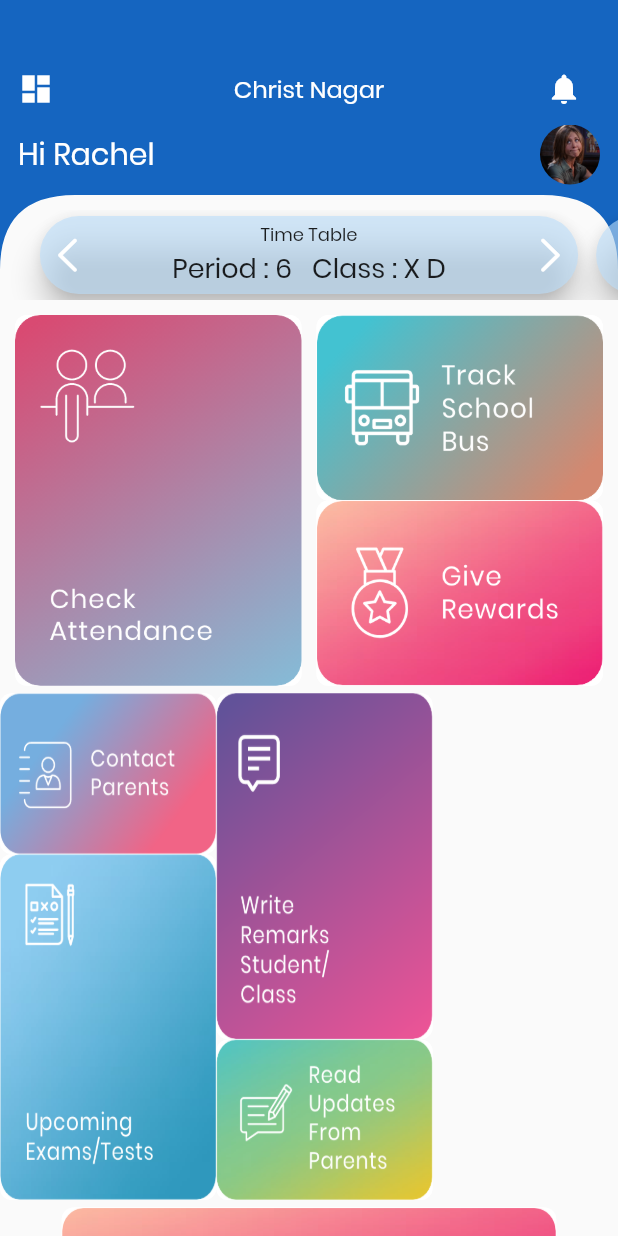
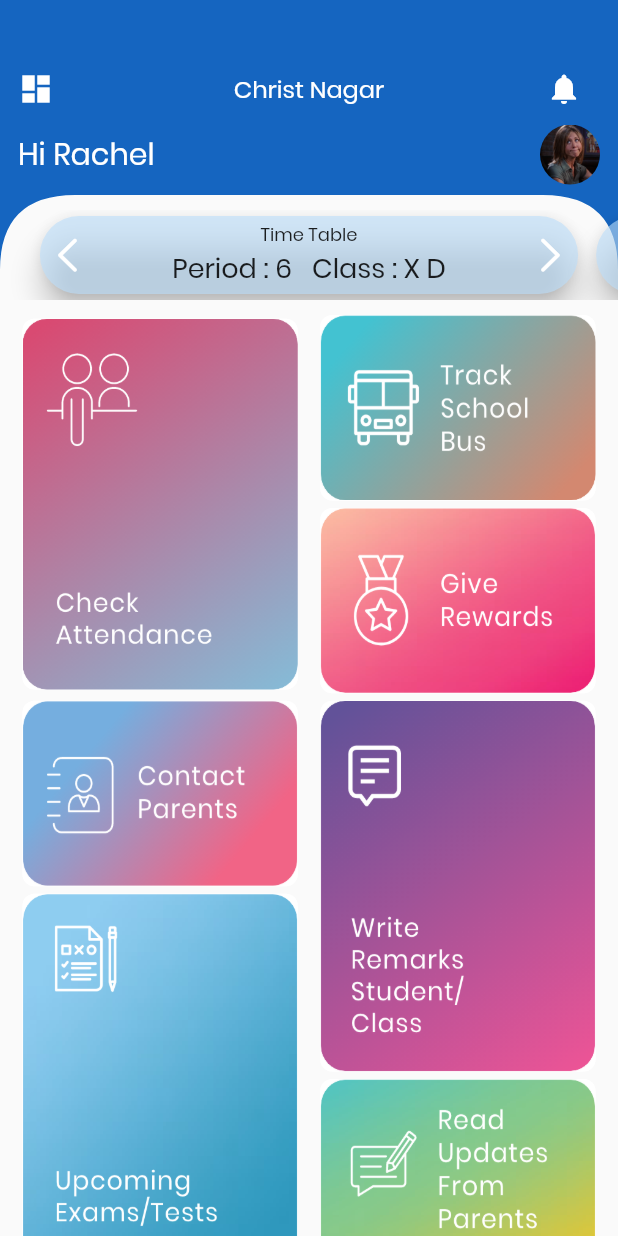
Before and after one commit to jijo0465/teacher_app, a Flutter app: the HomePage widget shown alone on an empty page, opened directly, on a phone screen of 412 x 824 dp. Run offline on Flutter 3.47's test engine with Material 2 defaults, Android fonts, the phone set to English and light mode, and no system bars; our stand-ins replace flutter_rating_bar, font_awesome_flutter, lite_rolling_switch, shared_preferences; accounts and stored records are empty.

Commit message:
screens completed

```diff
--- a/lib/screens/home_screen.dart
+++ b/lib/screens/home_screen.dart
@@ -148,28 +148,34 @@ class _HomePageState extends State<HomePage> {
                       SizedBox(height: 30),
                       Row(
                         children: <Widget>[
-                              SizedBox(width: 10,),
-                              Expanded(flex: 1,
+                          SizedBox(
+                            width: 15,
+                          ),
+                          Expanded(
+                            flex: 1,
                             child: Container(
                               child: DigiMenuCard(
-                                     height: MediaQuery.of(context).size.height * 0.3,
-
+                                height:
+                                    MediaQuery.of(context).size.height * 0.3,
                                 onPressed: () {
-                                      Navigator.of(context).pushNamed('/attendance');
+                                  Navigator.of(context)
+                                      .pushNamed('/attendance');
                                 },
                                 imagePath: 'assets/images/check_attendance.png',
                               ),
                             ),
                           ),
-                              SizedBox(width: 10,),
-                              Expanded(flex: 1,
+                          SizedBox(
+                            width: 15,
+                          ),
+                          Expanded(
+                            flex: 1,
                             child: Column(
                               children: <Widget>[
                                 Container(
                                   child: DigiMenuCard(
-                                        height:
-                                            MediaQuery.of(context).size.height * 0.15,
-
+                                    height: MediaQuery.of(context).size.height *
+                                        0.15,
                                     onPressed: () {
                                       Navigator.of(context)
                                           .pushNamed('/track_bus');
@@ -178,11 +184,10 @@ class _HomePageState extends State<HomePage> {
                                         'assets/images/track_schoolbus.png',
                                   ),
                                 ),
-
+                                SizedBox(height:5),
                                 DigiMenuCard(
                                   height:
                                       MediaQuery.of(context).size.height * 0.15,
-
                                   onPressed: () {
                                     Navigator.of(context).pushNamed('/rewards');
                                   },
@@ -191,20 +196,25 @@ class _HomePageState extends State<HomePage> {
                               ],
                             ),
                           ),
-                              SizedBox(width: 10,)
+                          SizedBox(
+                            width: 15,
+                          )
                         ],
                       ),
                       SizedBox(height: 5),
                       Row(
                         children: <Widget>[
-                          Column(
+                          SizedBox(
+                            width: 15,
+                          ),
+                          Expanded(
+                            flex: 1,
+                            child: Column(
                               children: <Widget>[
                                 Container(
                                   child: DigiMenuCard(
-                                  height:
-                                      MediaQuery.of(context).size.height * 0.13,
-                                  width:
-                                      MediaQuery.of(context).size.width * 0.35,
+                                    height: MediaQuery.of(context).size.height*
+                                        0.15,
                                     onPressed: () {
                                       Navigator.of(context)
                                           .pushNamed('/contact_parents');
@@ -213,10 +223,10 @@ class _HomePageState extends State<HomePage> {
                                         'assets/images/contact_parents.png',
                                   ),
                                 ),
+                                SizedBox(height:5),
                                 DigiMenuCard(
                                   height:
-                                    MediaQuery.of(context).size.height * 0.28,
-                                width: MediaQuery.of(context).size.width * 0.35,
+                                      MediaQuery.of(context).size.height*0.3,
                                   onPressed: () {
                                     Navigator.of(context)
                                         .pushNamed('/upcoming_exams');
@@ -225,24 +235,30 @@ class _HomePageState extends State<HomePage> {
                                 ),
                               ],
                             ),
-                          Column(
+                          ),
+                          SizedBox(
+                            width: 15,
+                          ),
+                          Expanded(
+                            flex: 1,
+                            child: Column(
                               children: <Widget>[
                                 Container(
                                   child: DigiMenuCard(
-                                  height:
-                                      MediaQuery.of(context).size.height * 0.28,
-                                  width:
-                                      MediaQuery.of(context).size.width * 0.35,
+                                    height: MediaQuery.of(context).size.height *
+                                        0.3,
                                     onPressed: () {
-                                    Navigator.of(context).pushNamed('/remarks');
+                                      Navigator.of(context)
+                                          .pushNamed('/remarks');
                                     },
-                                  imagePath: 'assets/images/write_remarks.png',
+                                    imagePath:
+                                        'assets/images/write_remarks.png',
                                   ),
                                 ),
+                                SizedBox(height:5),
                                 DigiMenuCard(
                                   height:
-                                    MediaQuery.of(context).size.height * 0.13,
-                                width: MediaQuery.of(context).size.width * 0.35,
+                                      MediaQuery.of(context).size.height * 0.15,
                                   onPressed: () {
                                     Navigator.of(context)
                                         .pushNamed('/update_from_parents');
@@ -251,12 +267,16 @@ class _HomePageState extends State<HomePage> {
                                 ),
                               ],
                             ),
+                          ),
+                          SizedBox(
+                            width: 15,
+                          )
                         ],
                       ),
                       SizedBox(height: 5),
                       DigiMenuCard(
                         height: MediaQuery.of(context).size.height * 0.13,
-                        width: MediaQuery.of(context).size.width * 0.8,
+                        width: MediaQuery.of(context).size.width * 0.91,
                         onPressed: () {
                           Navigator.of(context)
                               .pushNamed('/update_student_profile');
@@ -266,31 +286,37 @@ class _HomePageState extends State<HomePage> {
                       SizedBox(height: 5),
                       Row(
                         children: <Widget>[
-                          DigiMenuCard(
-                            height: MediaQuery.of(context).size.height * 0.28,
-                            width: MediaQuery.of(context).size.width * 0.35,
+                          SizedBox(width: 15),
+                          Expanded(
+                            flex: 1,
+                            child: DigiMenuCard(
+                              height: MediaQuery.of(context).size.height * 0.3,
                               onPressed: () {
                                 Navigator.of(context)
                                     .pushNamed('/update_homework');
                               },
                               imagePath: 'assets/images/update_homework.png',
                             ),
-                          Column(
+                          ),
+                          SizedBox(width: 15),
+                          Expanded(
+                            flex: 1,
+                            child: Column(
                               children: <Widget>[
                                 DigiMenuCard(
                                   height:
-                                    MediaQuery.of(context).size.height * 0.13,
-                                width: MediaQuery.of(context).size.width * 0.35,
+                                      MediaQuery.of(context).size.height * 0.15,
                                   onPressed: () {
                                     Navigator.of(context)
                                         .pushNamed('/update_test_paper');
                                   },
-                                imagePath: 'assets/images/update_testpaper.png',
+                                  imagePath:
+                                      'assets/images/update_testpaper.png',
                                 ),
+                                SizedBox(height:5),
                                 DigiMenuCard(
                                   height:
-                                    MediaQuery.of(context).size.height * 0.13,
-                                width: MediaQuery.of(context).size.width * 0.35,
+                                      MediaQuery.of(context).size.height * 0.15,
                                   onPressed: () {
                                     Navigator.of(context)
                                         .pushNamed('/approve_leave_request');
@@ -299,13 +325,14 @@ class _HomePageState extends State<HomePage> {
                                 ),
                               ],
                             ),
+                          ),
+                          SizedBox(width: 15)
                         ],
                       ),
                       SizedBox(height: 5),
                       DigiMenuCard(
-                        height:
-                                    MediaQuery.of(context).size.height * 0.13,
-                                width: MediaQuery.of(context).size.width * 0.35,
+                        height: MediaQuery.of(context).size.height * 0.16,
+                        width: MediaQuery.of(context).size.width * 0.5,
                         onPressed: () {
                           Navigator.of(context).pushNamed('/leave_request');
                         },
--- a/lib/screens/reward_screen.dart
+++ b/lib/screens/reward_screen.dart
@@ -30,14 +30,14 @@ class _RewardScreenState extends State<RewardScreen> {
                 Row(
                   children: <Widget>[
                     Container(
-                      padding: EdgeInsets.only(left: 8),
+                      padding: EdgeInsets.only(left: 6),
                       child: Text(
                         'Select',
                         style: TextStyle(fontSize: 18),
                       ),
                     ),
                     Padding(
-                      padding: const EdgeInsets.only(left: 20),
+                      padding: const EdgeInsets.only(left: 18),
                       child: Container(
                         height: 30,
                         decoration: BoxDecoration(
@@ -69,7 +69,7 @@ class _RewardScreenState extends State<RewardScreen> {
                           style: TextStyle(fontSize: 18),
                         )),
                     Padding(
-                      padding: const EdgeInsets.only(left: 20),
+                      padding: const EdgeInsets.only(left: 18),
                       child: Container(
                         height: 30,
                         decoration: BoxDecoration(
@@ -97,39 +97,46 @@ class _RewardScreenState extends State<RewardScreen> {
             SizedBox(height: 30),
             grade == 0 || division == 0
                 ? Container()
-                :  RaisedButton(
-                    shape: RoundedRectangleBorder(
-                        borderRadius: new BorderRadius.circular(10.0)),
-                    color: Colors.blue[800],
-                    onPressed: (){
-                       _listKey.currentState.insertItem(listIndex,
-                        duration: const Duration(milliseconds: 500));
-                        listIndex=listIndex+1;
-                    },
-                    child: Text(
-                      'Add Student',
-                      style: TextStyle(color: Colors.white),
-                    ),
-                  ),
-             Expanded(
-                  child: AnimatedList(
+                :Expanded(
+                                  child: Column(
+                    children: <Widget>[
+                      AnimatedList(
+
+                        shrinkWrap: true,
                       key: _listKey,
-                initialItemCount: 0,
+                      initialItemCount: 1,
                       itemBuilder:
                           (BuildContext context, int index, Animation animation) {
                         return SizeTransition(
-                    child: RewardCard(onPressed: (){
+                          child: RewardCard(
+                            onPressed: () {
                               listIndex--;
-                      _listKey.currentState.removeItem(index,(context,animation){
-
+                              _listKey.currentState.removeItem(index,
+                                  (context, animation) {
                                 return Container();
                               });
-                    },),
+                            },
+                          ),
                           sizeFactor: animation,
                           axis: Axis.vertical,
                         );
                       },
-              )),
+                        ),
+                         Container(
+              child: FlatButton(
+                  child: Text('Add student',style: TextStyle(color:Colors.white),),
+               color: Colors.blue[800],
+                  onPressed: () {
+                    _listKey.currentState.insertItem(listIndex,
+                        duration: const Duration(milliseconds: 500));
+                    listIndex = listIndex + 1;
+                  },
+              ),
+            ),
+                    ],
+                  ),
+                ),
+
           ]),
           DigiCampusAppbar(
             icon: Icons.close,
```
Also changed, not shown: lib/screens/update_test_paper.dart (+7 -5 lines). Lines whose indentation alone changed are shown as unchanged.
